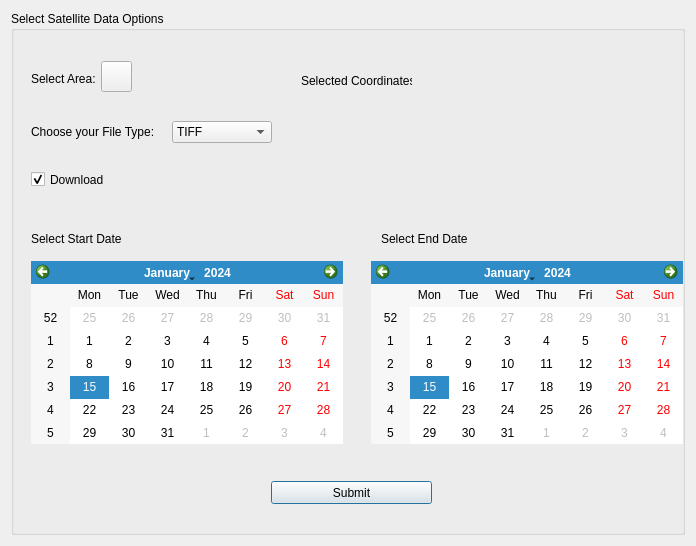
Before: the Qt Designer form sathub_ai_dialog_base.ui in theokretz/SatHubAI, drawn with Qt 5.
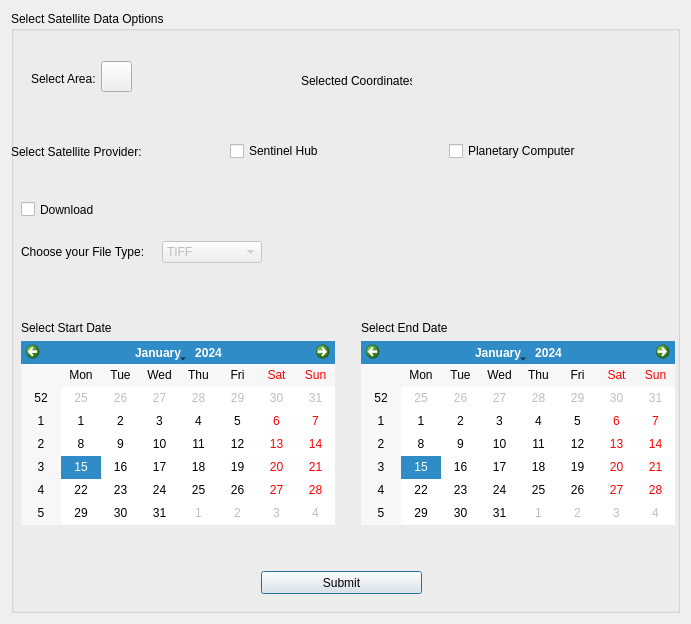
After: the same form once the commit is applied. Icons and pictures are not drawn. Custom widgets are drawn as their Qt base class.

Commit message: v2 added planetary computer as a provider & the user now can choose the download directory

Patch:
```diff
--- a/sathub_ai_dialog_base.ui
+++ b/sathub_ai_dialog_base.ui
@@ -6,70 +6,24 @@
    <rect>
     <x>0</x>
     <y>0</y>
-    <width>696</width>
-    <height>546</height>
+    <width>691</width>
+    <height>624</height>
    </rect>
   </property>
   <property name="windowTitle">
    <string>SatHub AI</string>
   </property>
   <layout class="QGridLayout" name="gridLayout">
-   <item row="0" column="1">
+   <item row="0" column="0">
     <widget class="QGroupBox" name="groupBox">
      <property name="title">
       <string>Select Satellite Data Options</string>
      </property>
-     <widget class="QCalendarWidget" name="calendarStart">
-      <property name="geometry">
-       <rect>
-        <x>20</x>
-        <y>250</y>
-        <width>312</width>
-        <height>183</height>
-       </rect>
-      </property>
-     </widget>
-     <widget class="QCalendarWidget" name="calendarEnd">
-      <property name="geometry">
-       <rect>
-        <x>360</x>
-        <y>250</y>
-        <width>312</width>
-        <height>183</height>
-       </rect>
-      </property>
-     </widget>
-     <widget class="QLabel" name="label_2">
-      <property name="geometry">
-       <rect>
-        <x>20</x>
-        <y>220</y>
-        <width>121</width>
-        <height>16</height>
-       </rect>
-      </property>
-      <property name="text">
-       <string>Select Start Date</string>
-      </property>
-     </widget>
-     <widget class="QLabel" name="label_3">
-      <property name="geometry">
-       <rect>
-        <x>370</x>
-        <y>220</y>
-        <width>121</width>
-        <height>16</height>
-       </rect>
-      </property>
-      <property name="text">
-       <string>Select End Date</string>
-      </property>
-     </widget>
      <widget class="QPushButton" name="pbSubmit">
       <property name="geometry">
        <rect>
-        <x>260</x>
-        <y>470</y>
+        <x>250</x>
+        <y>560</y>
         <width>161</width>
         <height>23</height>
        </rect>
@@ -81,8 +35,8 @@
      <widget class="QCheckBox" name="cbDownload">
       <property name="geometry">
        <rect>
-        <x>20</x>
-        <y>160</y>
+        <x>10</x>
+        <y>190</y>
         <width>101</width>
         <height>17</height>
        </rect>
@@ -91,7 +45,7 @@
        <string>Download</string>
       </property>
       <property name="checked">
-       <bool>true</bool>
+       <bool>false</bool>
       </property>
      </widget>
      <widget class="QLabel" name="label_4">
@@ -133,8 +87,8 @@
      <widget class="QWidget" name="layoutWidget">
       <property name="geometry">
        <rect>
-        <x>20</x>
-        <y>110</y>
+        <x>10</x>
+        <y>230</y>
         <width>241</width>
         <height>22</height>
        </rect>
@@ -175,12 +129,18 @@
        </item>
        <item>
         <widget class="QComboBox" name="comboboxFileType">
+         <property name="enabled">
+          <bool>false</bool>
+         </property>
          <property name="minimumSize">
           <size>
            <width>100</width>
            <height>0</height>
           </size>
          </property>
+         <property name="editable">
+          <bool>false</bool>
+         </property>
          <item>
           <property name="text">
            <string>TIFF</string>
@@ -226,10 +186,116 @@
        <string/>
       </property>
      </widget>
+     <widget class="QWidget" name="horizontalLayoutWidget">
+      <property name="geometry">
+       <rect>
+        <x>0</x>
+        <y>120</y>
+        <width>651</width>
+        <height>41</height>
+       </rect>
+      </property>
+      <layout class="QHBoxLayout" name="horizontalLayout_2">
+       <item>
+        <widget class="QLabel" name="label_6">
+         <property name="text">
+          <string>Select Satellite Provider:</string>
+         </property>
+        </widget>
+       </item>
+       <item>
+        <widget class="QCheckBox" name="cbSentinelHub">
+         <property name="text">
+          <string>Sentinel Hub</string>
+         </property>
+        </widget>
+       </item>
+       <item>
+        <widget class="QCheckBox" name="cbPlanetaryComputer">
+         <property name="text">
+          <string>Planetary Computer</string>
+         </property>
+         <property name="checked">
+          <bool>false</bool>
+         </property>
+        </widget>
+       </item>
+      </layout>
+     </widget>
+     <widget class="QWidget" name="verticalLayoutWidget">
+      <property name="geometry">
+       <rect>
+        <x>350</x>
+        <y>310</y>
+        <width>314</width>
+        <height>204</height>
+       </rect>
+      </property>
+      <layout class="QVBoxLayout" name="verticalLayout">
+       <item>
+        <widget class="QLabel" name="label_3">
+         <property name="text">
+          <string>Select End Date</string>
+         </property>
+        </widget>
+       </item>
+       <item>
+        <widget class="QCalendarWidget" name="calendarEnd"/>
+       </item>
+      </layout>
+     </widget>
+     <widget class="QWidget" name="verticalLayoutWidget_2">
+      <property name="geometry">
+       <rect>
+        <x>10</x>
+        <y>310</y>
+        <width>314</width>
+        <height>204</height>
+       </rect>
+      </property>
+      <layout class="QVBoxLayout" name="verticalLayout_2">
+       <item>
+        <widget class="QLabel" name="label_2">
+         <property name="text">
+          <string>Select Start Date</string>
+         </property>
+        </widget>
+       </item>
+       <item>
+        <widget class="QCalendarWidget" name="calendarStart"/>
+       </item>
+      </layout>
+     </widget>
+     <widget class="QgsFileWidget" name="fwGetDirectory">
+      <property name="enabled">
+       <bool>false</bool>
+      </property>
+      <property name="geometry">
+       <rect>
+        <x>120</x>
+        <y>190</y>
+        <width>211</width>
+        <height>27</height>
+       </rect>
+      </property>
+      <property name="dialogTitle">
+       <string>Select Directory</string>
+      </property>
+      <property name="storageMode">
+       <enum>QgsFileWidget::GetDirectory</enum>
+      </property>
+     </widget>
     </widget>
    </item>
   </layout>
  </widget>
+ <customwidgets>
+  <customwidget>
+   <class>QgsFileWidget</class>
+   <extends>QWidget</extends>
+   <header>qgsfilewidget.h</header>
+  </customwidget>
+ </customwidgets>
  <resources/>
  <connections/>
 </ui>
```
Left out of the diff: 39 changed lines with no effect on the pictures. The commit also changes 5 other files.
